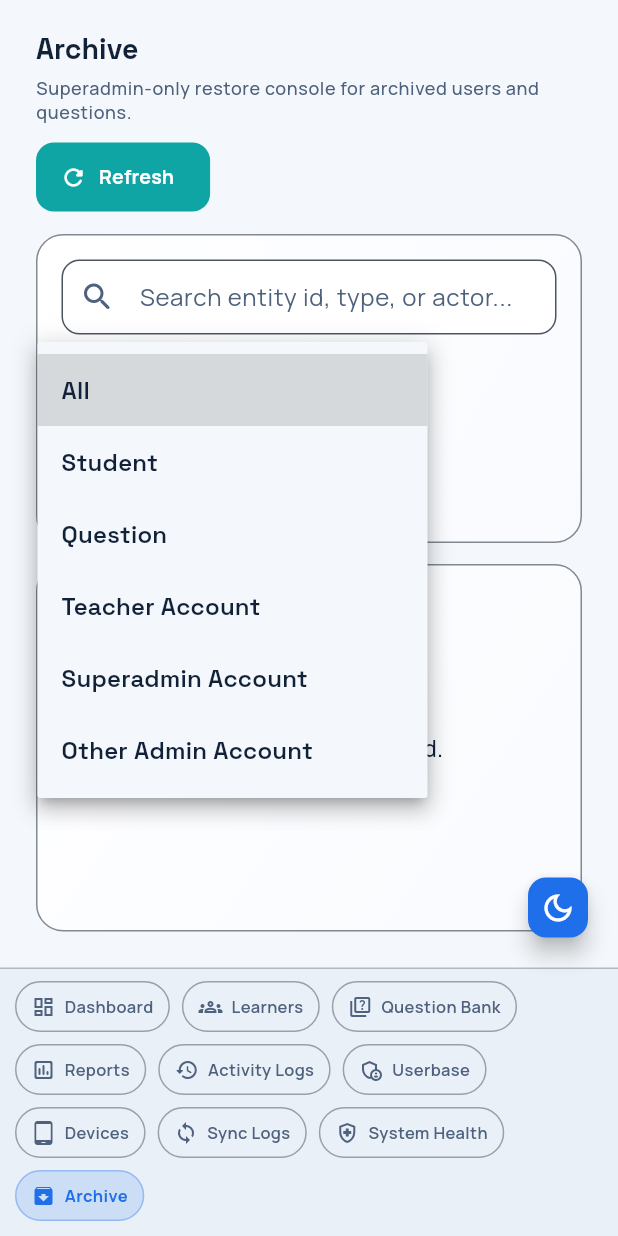
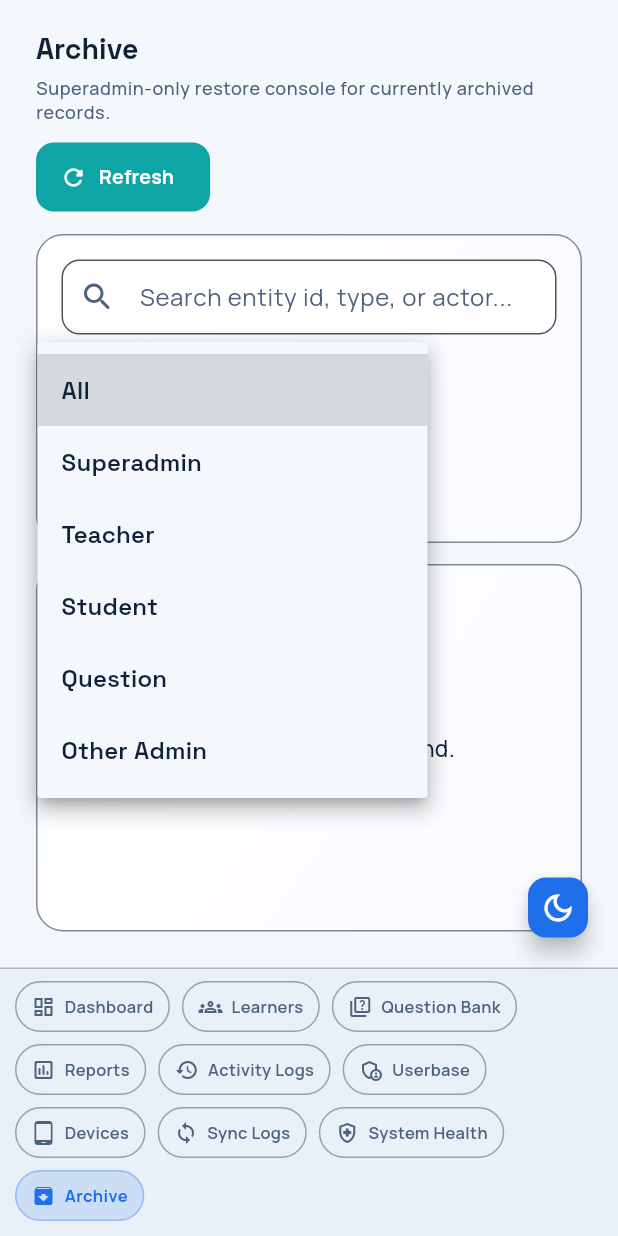
Before and after one commit to vgl-spec/KowTSide, a Flutter app: the ArchiveScreen screen opened by its route, after a tap on "All", on a phone screen of 412 x 824 dp. Run offline on Flutter 3.47's test engine with Material 3 defaults, Android fonts, the phone set to English and light mode, and no system bars; our stand-ins replace dio, fl_chart, flutter_riverpod, go_router, google_fonts, shared_preferences and 1 more; missing offline and left inert: dart:html, excel; accounts and stored records are empty.

Commit message:
feat(archive): enhance archive screen with categorized sections and improved event display

```diff
--- a/lib/screens/archive_screen.dart
+++ b/lib/screens/archive_screen.dart
@@ -73,7 +73,9 @@ class _ArchiveScreenState extends ConsumerState<ArchiveScreen> {
       await _loadEvents();
       if (!mounted) return;
       ScaffoldMessenger.of(context).showSnackBar(
-        SnackBar(content: Text('Restored ${event.entityLabel} ${event.entityId}.')),
+        SnackBar(
+          content: Text('Restored ${event.entityLabel} ${event.entityId}.'),
+        ),
       );
     } on DioException catch (error) {
       if (!mounted) return;
@@ -91,8 +93,64 @@ class _ArchiveScreenState extends ConsumerState<ArchiveScreen> {
     }
   }
 
+  List<_ArchiveEventRow> get _currentlyArchived {
+    final latestByEntity = <String, _ArchiveEventRow>{};
+    for (final event in _events) {
+      final key = event.entityKey;
+      if (!latestByEntity.containsKey(key)) {
+        latestByEntity[key] = event;
+      }
+    }
+
+    return latestByEntity.values
+        .where((event) => event.action.trim().toLowerCase() == 'archive')
+        .toList(growable: false);
+  }
+
   @override
   Widget build(BuildContext context) {
+    final currentArchives = _currentlyArchived;
+    final sections = <_ArchiveSection>[
+      _ArchiveSection(
+        title: 'Archived Superadmins',
+        emptyText: 'No archived superadmins.',
+        events: currentArchives
+            .where((event) => event.entityType == 'superadmin_account')
+            .toList(growable: false),
+      ),
+      _ArchiveSection(
+        title: 'Archived Teachers',
+        emptyText: 'No archived teachers.',
+        events: currentArchives
+            .where((event) => event.entityType == 'teacher_account')
+            .toList(growable: false),
+      ),
+      _ArchiveSection(
+        title: 'Archived Students',
+        emptyText: 'No archived students.',
+        events: currentArchives
+            .where((event) => event.entityType == 'student')
+            .toList(growable: false),
+      ),
+      _ArchiveSection(
+        title: 'Archived Questions',
+        emptyText: 'No archived questions.',
+        events: currentArchives
+            .where((event) => event.entityType == 'question')
+            .toList(growable: false),
+      ),
+      _ArchiveSection(
+        title: 'Other Archived Accounts',
+        emptyText: 'No other archived accounts.',
+        events: currentArchives
+            .where((event) => event.entityType == 'admin_account')
+            .toList(growable: false),
+      ),
+    ].where((section) {
+      if (_entityType == 'all') return true;
+      return section.events.isNotEmpty;
+    }).toList(growable: false);
+
     return SafeArea(
       child: Padding(
         padding: const EdgeInsets.fromLTRB(24, 20, 24, 24),
@@ -102,7 +160,7 @@ class _ArchiveScreenState extends ConsumerState<ArchiveScreen> {
             FlarePageHeader(
               title: 'Archive',
               subtitle:
-                  'Superadmin-only restore console for archived users and questions.',
+                  'Superadmin-only restore console for currently archived records.',
               actions: [
                 FilledButton.tonalIcon(
                   onPressed: _loading ? null : _loadEvents,
@@ -135,6 +193,14 @@ class _ArchiveScreenState extends ConsumerState<ArchiveScreen> {
                       items: const [
                         DropdownMenuItem(value: 'all', child: Text('All')),
                         DropdownMenuItem(
+                          value: 'superadmin_account',
+                          child: Text('Superadmin'),
+                        ),
+                        DropdownMenuItem(
+                          value: 'teacher_account',
+                          child: Text('Teacher'),
+                        ),
+                        DropdownMenuItem(
                           value: 'student',
                           child: Text('Student'),
                         ),
@@ -143,16 +209,8 @@ class _ArchiveScreenState extends ConsumerState<ArchiveScreen> {
                           child: Text('Question'),
                         ),
                         DropdownMenuItem(
-                          value: 'teacher_account',
-                          child: Text('Teacher Account'),
-                        ),
-                        DropdownMenuItem(
-                          value: 'superadmin_account',
-                          child: Text('Superadmin Account'),
-                        ),
-                        DropdownMenuItem(
                           value: 'admin_account',
-                          child: Text('Other Admin Account'),
+                          child: Text('Other Admin'),
                         ),
                       ],
                       onChanged: (value) {
@@ -175,33 +233,17 @@ class _ArchiveScreenState extends ConsumerState<ArchiveScreen> {
               child: FlareSurfaceCard(
                 child: _loading
                     ? const Center(child: CircularProgressIndicator())
-                    : _events.isEmpty
-                    ? const Center(child: Text('No archive events found.'))
-                    : ListView.separated(
-                        itemCount: _events.length,
-                        separatorBuilder: (context, index) =>
-                            const Divider(height: 1),
-                        itemBuilder: (context, index) {
-                          final event = _events[index];
-                          final canRestore = event.action == 'archive';
-                          return ListTile(
-                            title: Text(
-                              '${event.entityLabel} • ${event.entityId}',
-                              style: const TextStyle(
-                                fontWeight: FontWeight.w700,
-                              ),
+                    : currentArchives.isEmpty
+                    ? const Center(child: Text('No archived records found.'))
+                    : ListView(
+                        children: [
+                          for (final section in sections)
+                            _ArchiveSectionView(
+                              section: section,
+                              restoring: _restoring,
+                              onRestore: _restore,
                             ),
-                            subtitle: Text(
-                              'Action: ${event.actionLabel} • By: ${event.actorUsername.isEmpty ? 'unknown' : event.actorUsername} • ${event.createdAtRaw}',
-                            ),
-                            trailing: FilledButton.tonal(
-                              onPressed: canRestore && !_restoring
-                                  ? () => _restore(event)
-                                  : null,
-                              child: const Text('Restore'),
-                            ),
-                          );
-                        },
+                        ],
                       ),
               ),
             ),
@@ -212,11 +254,81 @@ class _ArchiveScreenState extends ConsumerState<ArchiveScreen> {
   }
 }
 
+class _ArchiveSection {
+  final String title;
+  final String emptyText;
+  final List<_ArchiveEventRow> events;
+
+  const _ArchiveSection({
+    required this.title,
+    required this.emptyText,
+    required this.events,
+  });
+}
+
+class _ArchiveSectionView extends StatelessWidget {
+  final _ArchiveSection section;
+  final bool restoring;
+  final ValueChanged<_ArchiveEventRow> onRestore;
+
+  const _ArchiveSectionView({
+    required this.section,
+    required this.restoring,
+    required this.onRestore,
+  });
+
+  @override
+  Widget build(BuildContext context) {
+    return Padding(
+      padding: const EdgeInsets.fromLTRB(4, 8, 4, 18),
+      child: Column(
+        crossAxisAlignment: CrossAxisAlignment.start,
+        children: [
+          Padding(
+            padding: const EdgeInsets.fromLTRB(8, 0, 8, 8),
+            child: Text(
+              '${section.title} (${section.events.length})',
+              style: Theme.of(context).textTheme.titleMedium?.copyWith(
+                    fontWeight: FontWeight.w800,
+                  ),
+            ),
+          ),
+          if (section.events.isEmpty)
+            Padding(
+              padding: const EdgeInsets.fromLTRB(8, 4, 8, 10),
+              child: Text(section.emptyText),
+            )
+          else
+            ...section.events.map(
+              (event) => Column(
+                children: [
+                  ListTile(
+                    title: Text(
+                      event.displayTitle,
+                      style: const TextStyle(fontWeight: FontWeight.w700),
+                    ),
+                    subtitle: Text(event.displaySubtitle),
+                    trailing: FilledButton.tonal(
+                      onPressed: restoring ? null : () => onRestore(event),
+                      child: const Text('Restore'),
+                    ),
+                  ),
+                  const Divider(height: 1),
+                ],
+              ),
+            ),
+        ],
+      ),
+    );
+  }
+}
+
 class _ArchiveEventRow {
   final int archiveId;
   final String entityType;
   final String entityId;
   final String action;
+  final Map<String, dynamic> payload;
   final String actorUsername;
   final String createdAtRaw;
 
@@ -225,9 +337,12 @@ class _ArchiveEventRow {
     required this.entityType,
     required this.entityId,
     required this.action,
+    required this.payload,
     required this.actorUsername,
     required this.createdAtRaw,
   });
+
+  String get entityKey => '${entityType.trim().toLowerCase()}:$entityId';
 
   String get entityLabel {
     switch (entityType.trim().toLowerCase()) {
@@ -246,24 +361,62 @@ class _ArchiveEventRow {
     }
   }
 
-  String get actionLabel {
-    switch (action.trim().toLowerCase()) {
-      case 'archive':
-        return 'Archived';
-      case 'restore':
-        return 'Restored';
-      default:
-        return action;
+  String get username {
+    final value = _readPayloadText(['username', 'nickname']);
+    return value.isNotEmpty ? value : entityId;
+  }
+
+  String get fullName {
+    final stored = _readPayloadText(['full_name', 'name']);
+    if (stored.isNotEmpty) return stored;
+
+    final firstName = _readPayloadText(['first_name']);
+    final middleInitial = _readPayloadText(['middle_initial']);
+    final lastName = _readPayloadText(['last_name']);
+    return [firstName, middleInitial, lastName]
+        .where((part) => part.isNotEmpty)
+        .join(' ')
+        .replaceAll(RegExp(r'\s+'), ' ')
+        .trim();
+  }
+
+  String get displayTitle {
+    final name = fullName;
+    return name.isEmpty ? '$entityLabel $entityId' : name;
+  }
+
+  String get displaySubtitle {
+    final parts = <String>[
+      '$entityLabel ID: $entityId',
+      if (username.isNotEmpty) 'Username: $username',
+      'Archived by ${actorUsername.isEmpty ? 'unknown' : actorUsername}',
+      createdAtRaw,
+    ];
+    return parts.join(' • ');
+  }
+
+  String _readPayloadText(List<String> keys) {
+    for (final key in keys) {
+      final value = payload[key];
+      if (value != null && value.toString().trim().isNotEmpty) {
+        return value.toString().trim();
+      }
     }
+    return '';
   }
 
   factory _ArchiveEventRow.fromJson(Map<dynamic, dynamic> json) {
     final map = json.map((key, value) => MapEntry('$key', value));
+    final rawPayload = map['payload'];
+    final payload = rawPayload is Map
+        ? rawPayload.map((key, value) => MapEntry('$key', value))
+        : <String, dynamic>{};
     return _ArchiveEventRow(
       archiveId: int.tryParse('${map['archive_id'] ?? 0}') ?? 0,
-      entityType: '${map['entity_type'] ?? ''}',
+      entityType: '${map['entity_type'] ?? ''}'.trim().toLowerCase(),
       entityId: '${map['entity_id'] ?? ''}',
-      action: '${map['action'] ?? ''}',
+      action: '${map['action'] ?? ''}'.trim().toLowerCase(),
+      payload: payload,
       actorUsername: '${map['actor_username'] ?? ''}',
       createdAtRaw: '${map['created_at'] ?? ''}',
     );
```
